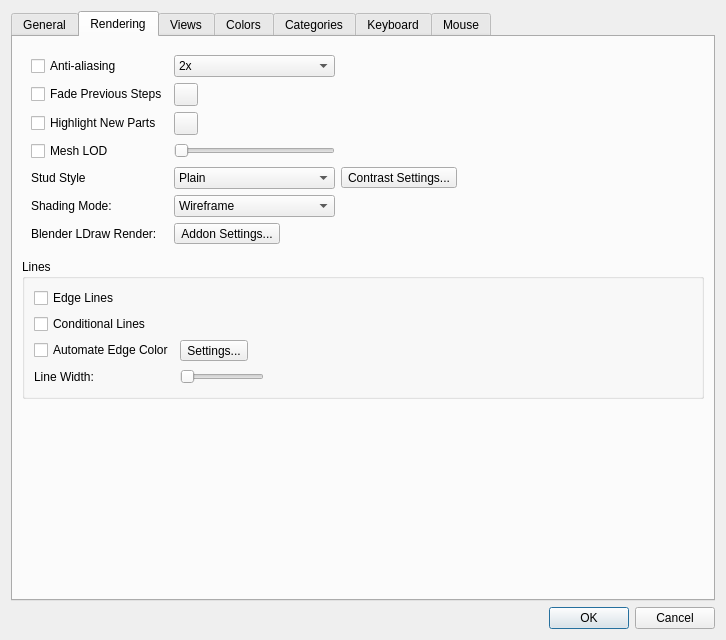
Old version of the form qt/lc_qpreferencesdialog.ui in the repository nathaneltitane/studworx.
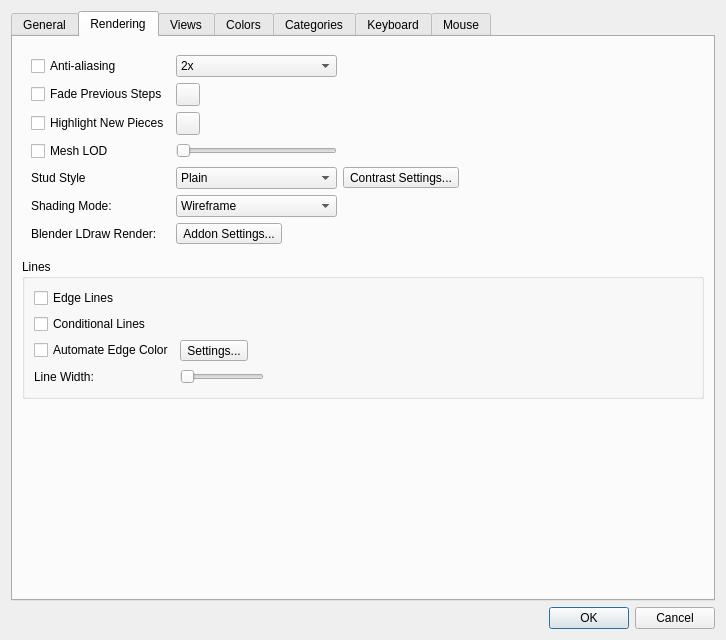
New version of the form. The open tabs and pages were chosen to show the change. Icons and pictures are not drawn.

Patch:
```diff
--- a/qt/lc_qpreferencesdialog.ui
+++ b/qt/lc_qpreferencesdialog.ui
@@ -383,7 +383,7 @@
           <item row="11" column="0">
            <widget class="QCheckBox" name="HighlightNewParts">
             <property name="text">
-             <string>Highlight New Parts</string>
+             <string>Highlight New Pieces</string>
             </property>
            </widget>
           </item>
```
